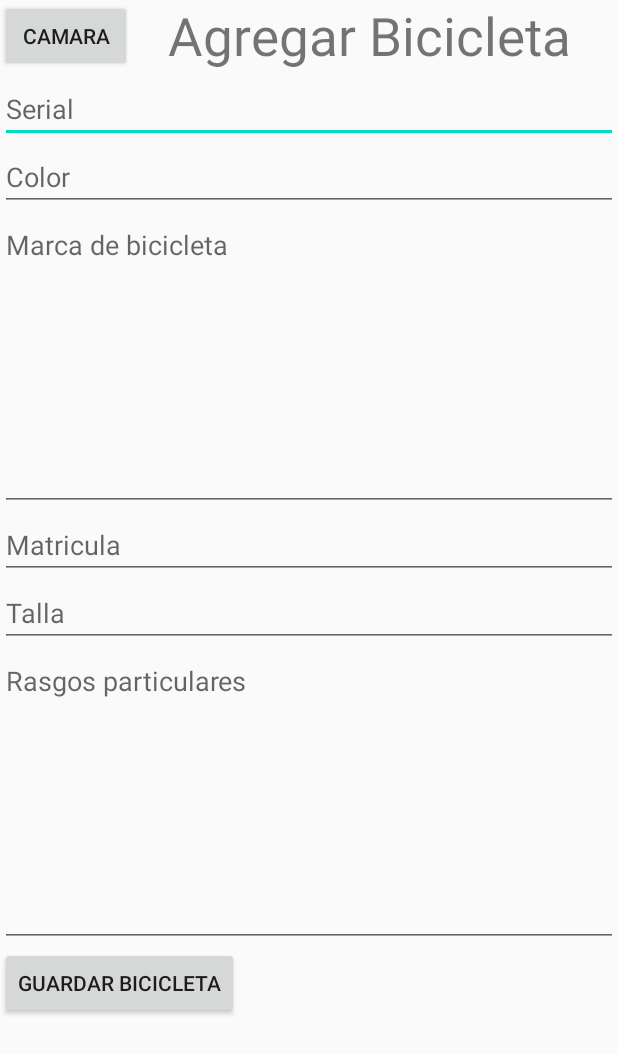
After one commit to estebancasas9817/SecureBike, an Android app: the AgregarBicicleta screen opened directly, with no data from a screen before it, on a phone screen of 412 x 824 dp. The commit adds this screen. Shown: the top 1054 px of the screen. Run offline under Robolectric (Android 15) with nearby library versions, the phone set to English and light mode, and no system bars.

Commit message:
primer commit pedro 2 - 5

```diff
--- a/app/src/main/AndroidManifest.xml
+++ b/app/src/main/AndroidManifest.xml
@@ -9,7 +9,8 @@
         android:roundIcon="@mipmap/ic_launcher_round"
         android:supportsRtl="true"
         android:theme="@style/AppTheme">
-        <activity android:name=".Contactos"></activity>
+        <activity android:name=".AgregarBicicleta"></activity>
+        <activity android:name=".Contactos" />
         <activity android:name=".Configuracion" />
         <activity android:name=".Home" />
         <activity android:name=".Login" />
--- /dev/null
+++ b/app/src/main/java/com/company/securebike/AgregarBicicleta.java
@@ -0,0 +1,17 @@
+package com.company.securebike;
+
+import androidx.appcompat.app.AppCompatActivity;
+
+import android.content.Intent;
+import android.os.Bundle;
+import android.view.View;
+import android.widget.Toast;
+
+public class AgregarBicicleta extends AppCompatActivity {
+
+    @Override
+    protected void onCreate(Bundle savedInstanceState) {
+        super.onCreate(savedInstanceState);
+        setContentView(R.layout.activity_agregar_bicicleta);
+    }
+}
--- a/app/src/main/java/com/company/securebike/Home.java
+++ b/app/src/main/java/com/company/securebike/Home.java
@@ -35,4 +35,12 @@ public class Home extends AppCompatActivity {
         intent.putExtra("login", "Hola_4");
         startActivity(intent);
     }
+
+    public void agregarBicicleta(View v)
+    {
+        Toast.makeText(v.getContext(), "Pasando a agregar bicicleta", Toast.LENGTH_LONG).show();
+        Intent intent = new Intent(v.getContext(), AgregarBicicleta.class);
+        intent.putExtra("home", "Hola_5");
+        startActivity(intent);
+    }
 }
--- /dev/null
+++ b/app/src/main/res/layout/activity_agregar_bicicleta.xml
@@ -0,0 +1,97 @@
+<?xml version="1.0" encoding="utf-8"?>
+<RelativeLayout
+    xmlns:android="http://schemas.android.com/apk/res/android"
+    xmlns:app="http://schemas.android.com/apk/res-auto"
+    xmlns:tools="http://schemas.android.com/tools"
+    android:layout_width="match_parent"
+    android:layout_height="match_parent"
+    tools:context=".AgregarBicicleta">
+
+    <Button
+        android:id="@+id/botonCamara"
+        android:layout_width="wrap_content"
+        android:layout_height="wrap_content"
+        android:text="Camara"
+
+        android:layout_alignLeft="@id/Serial"
+        />
+
+    <TextView
+        android:id="@+id/AgregarBicicletaLetrero"
+        android:layout_width="300dp"
+        android:layout_height="50dp"
+        android:textSize="35dp"
+        android:text="Agregar Bicicleta"
+        android:layout_alignRight="@id/Serial"
+        />
+
+    <EditText
+        android:id="@+id/Serial"
+        android:layout_width="match_parent"
+        android:layout_height="wrap_content"
+        android:ems="10"
+        android:inputType="textPersonName"
+        android:hint="Serial"
+        android:layout_below="@id/AgregarBicicletaLetrero"
+        />
+
+    <EditText
+        android:id="@+id/Color"
+        android:layout_width="match_parent"
+        android:layout_height="wrap_content"
+        android:ems="10"
+        android:inputType="textPersonName"
+        android:hint="Color"
+        android:layout_below="@id/Serial"
+        />
+
+    <EditText
+        android:id="@+id/Marca"
+        android:layout_width="match_parent"
+        android:layout_height="200dp"
+        android:ems="10"
+        android:gravity="start|top"
+        android:hint="Marca de bicicleta"
+        android:inputType="textMultiLine"
+        android:layout_below="@id/Color"
+        />
+
+    <EditText
+        android:id="@+id/Matricula"
+        android:layout_width="match_parent"
+        android:layout_height="wrap_content"
+        android:ems="10"
+        android:inputType="textPersonName"
+        android:hint="Matricula"
+        android:layout_below="@id/Marca"
+        />
+
+    <EditText
+        android:id="@+id/Talla"
+        android:layout_width="match_parent"
+        android:layout_height="wrap_content"
+        android:ems="10"
+        android:inputType="textPersonName"
+        android:hint="Talla"
+        android:layout_below="@id/Matricula"
+        />
+
+    <EditText
+        android:id="@+id/RasgosParticulares"
+        android:layout_width="match_parent"
+        android:layout_height="200dp"
+        android:ems="10"
+        android:gravity="start|top"
+        android:inputType="textMultiLine"
+        android:hint="Rasgos particulares"
+        android:layout_below="@id/Talla"
+        />
+
+    <Button
+        android:id="@+id/botonGuardarBicicleta"
+        android:layout_width="wrap_content"
+        android:layout_height="wrap_content"
+        android:text="Guardar bicicleta"
+        android:layout_below="@id/RasgosParticulares"
+        />
+</RelativeLayout>
--- a/app/src/main/res/layout/activity_home.xml
+++ b/app/src/main/res/layout/activity_home.xml
@@ -44,6 +44,7 @@
         app:layout_constraintTop_toTopOf="parent"
         app:layout_constraintBottom_toTopOf="@+id/mapa"
         app:layout_constraintRight_toRightOf="@id/buscador"
+        android:onClick="agregarBicicleta"
         />
 
     <Button
```
Also changed, not shown: gradle/wrapper/gradle-wrapper.properties, 1 other file.
